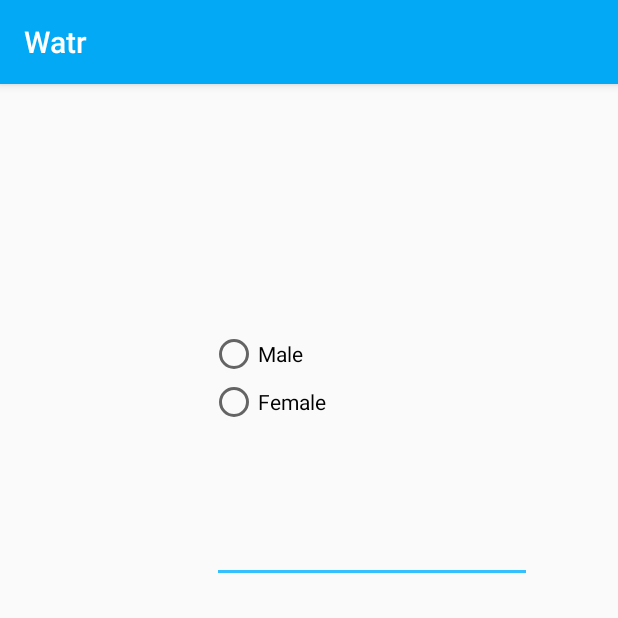
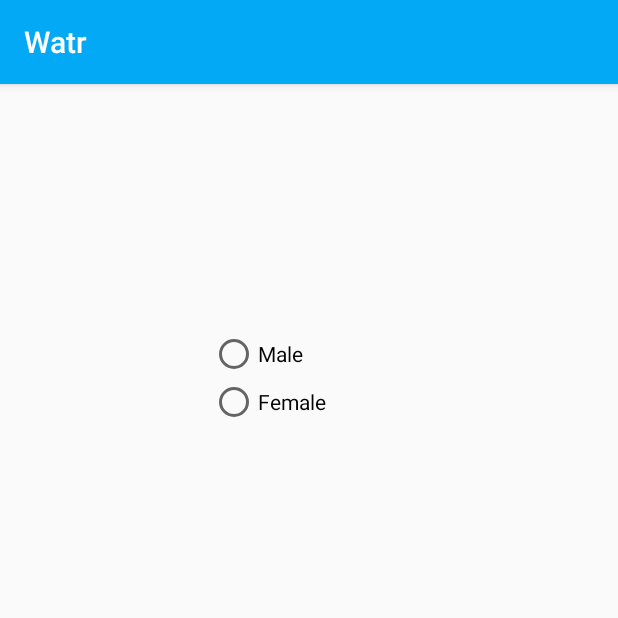
Before and after one commit to watr-app/app, an Android app: the UserProfileSettings screen opened directly, with no data from a screen before it, on a phone screen of 412 x 824 dp, the top half of it. Run offline under Robolectric (Android 15) with nearby library versions, the phone set to English and light mode, and no system bars.

```diff
--- a/app/src/main/res/layout/activity_appsettings.xml
+++ b/app/src/main/res/layout/activity_appsettings.xml
@@ -17,7 +17,7 @@
     android:layout_height="33dp"
     android:layout_marginTop="288dp"
     android:layout_marginStart="100dp"
-    android:text="Use imperial units"
+    android:text="Use metric units"
     app:layout_constraintStart_toStartOf="parent"
     app:layout_constraintTop_toTopOf="parent" />
   <Switch
@@ -26,7 +26,7 @@
     android:layout_height="33dp"
     android:layout_marginTop="76dp"
     android:layout_marginStart="100dp"
-    android:text="Use 12h clock"
+    android:text="Use 24h clock"
     app:layout_constraintStart_toStartOf="parent"
     app:layout_constraintTop_toBottomOf="@+id/switch3" />
 </androidx.constraintlayout.widget.ConstraintLayout>
--- a/app/src/main/res/layout/activity_user_profile_settings.xml
+++ b/app/src/main/res/layout/activity_user_profile_settings.xml
@@ -11,24 +11,11 @@
   android:layout_width="match_parent"
   android:layout_height="match_parent"
   tools:context=".UserProfileSettings">
-  <EditText
-    android:id="@+id/dailytarget"
-    android:layout_width="wrap_content"
-    android:layout_height="wrap_content"
-    android:layout_marginBottom="435dp"
-    android:layout_marginStart="1dp"
-    android:ems="10"
-    android:inputType="number"
-    app:layout_constraintBottom_toBottomOf="parent"
-    app:layout_constraintStart_toStartOf="@+id/radioGroup"
-    app:layout_constraintTop_toBottomOf="@+id/radioGroup" />
   <RadioGroup
     android:id="@+id/radioGroup"
     android:layout_width="132dp"
     android:layout_height="0dp"
     android:layout_marginTop="164dp"
-    android:layout_marginBottom="21dp"
-    app:layout_constraintBottom_toTopOf="@+id/dailytarget"
     app:layout_constraintEnd_toEndOf="parent"
     app:layout_constraintStart_toStartOf="parent"
     app:layout_constraintTop_toTopOf="parent">
```
Also changed, not shown: app/src/main/java/com/watr/app/Appsettings.java (+8 -7 lines).
